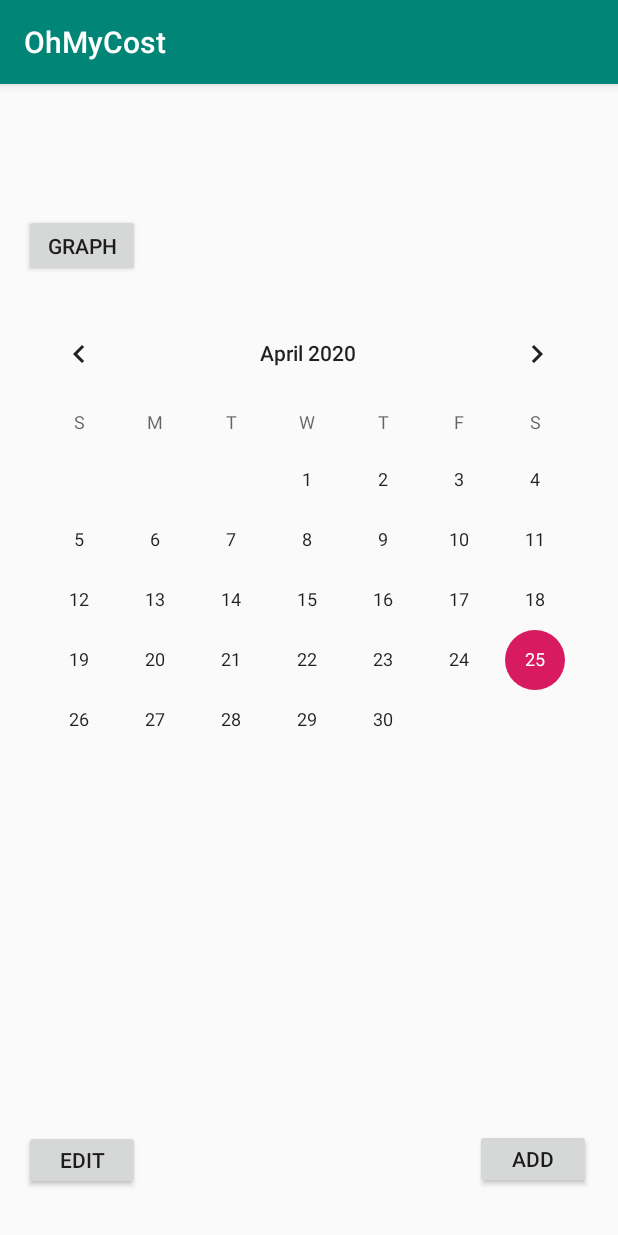
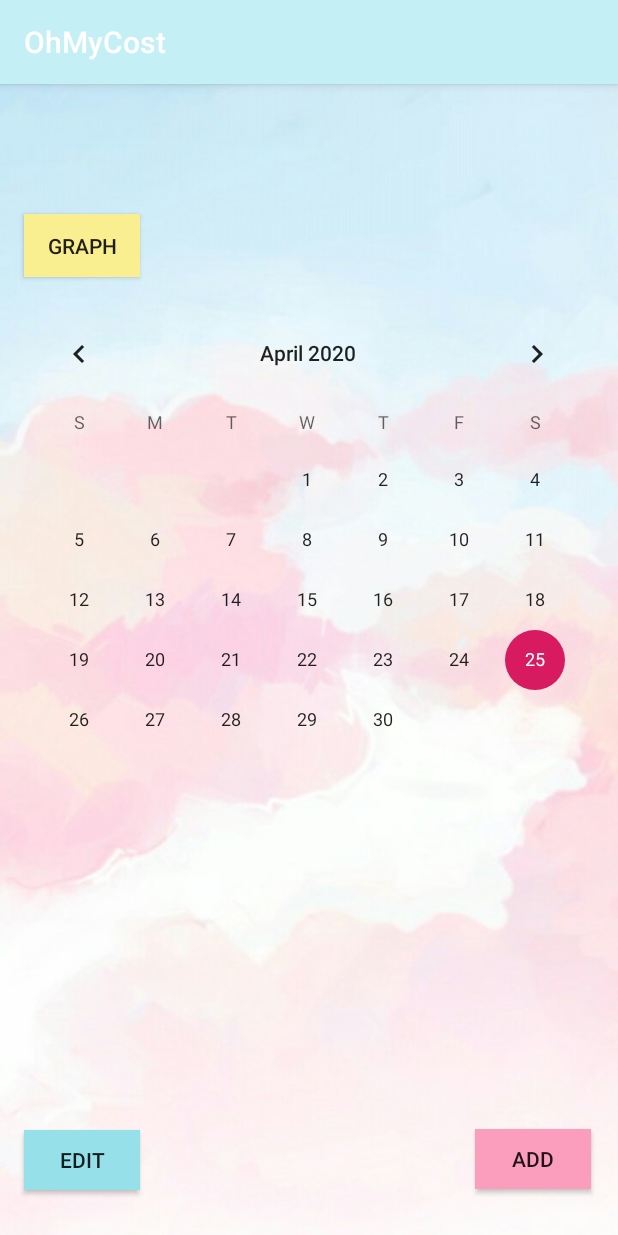
Before and after one commit to mymayy/OhMyCostProject, an Android app: the screen it shows after launch (MainActivity), on a phone screen of 412 x 824 dp. Run offline under Robolectric (Android 15) with nearby library versions, the phone set to English and light mode, and no system bars.

```diff
--- a/app/src/main/res/layout/activity_edit_pay.xml
+++ b/app/src/main/res/layout/activity_edit_pay.xml
@@ -4,6 +4,7 @@
     xmlns:tools="http://schemas.android.com/tools"
     android:layout_width="match_parent"
     android:layout_height="match_parent"
+    android:background="@drawable/bg8"
     tools:context=".EditPayActivity">
 
     <EditText
@@ -24,7 +25,7 @@
         android:id="@+id/btnDelete"
         android:layout_width="wrap_content"
         android:layout_height="wrap_content"
-        android:background="#DDA1B7"
+        android:background="#F6AFC9"
         android:text="DELETE"
         android:textSize="20dp"
         app:layout_constraintBottom_toBottomOf="parent"
@@ -38,7 +39,7 @@
         android:id="@+id/btnSave"
         android:layout_width="89dp"
         android:layout_height="49dp"
-        android:background="@color/colorAccent"
+        android:background="#F3A38A"
         android:text="SAVE"
         android:textSize="20sp"
         app:layout_constraintBottom_toBottomOf="parent"
--- a/app/src/main/res/layout/activity_main.xml
+++ b/app/src/main/res/layout/activity_main.xml
@@ -4,12 +4,14 @@
     xmlns:tools="http://schemas.android.com/tools"
     android:layout_width="match_parent"
     android:layout_height="match_parent"
+    android:background="@drawable/bg2"
     tools:context=".MainActivity">
 
     <Button
         android:id="@+id/Graph"
         android:layout_width="77dp"
         android:layout_height="42dp"
+        android:background="#FAEF90"
         android:text="Graph"
         app:layout_constraintBottom_toBottomOf="parent"
         app:layout_constraintEnd_toEndOf="parent"
@@ -22,6 +24,7 @@
         android:id="@+id/Add"
         android:layout_width="77dp"
         android:layout_height="40dp"
+        android:background="#FB9DBD"
         android:text="add"
         app:layout_constraintBottom_toBottomOf="parent"
         app:layout_constraintEnd_toEndOf="parent"
@@ -34,6 +37,7 @@
         android:id="@+id/btnView"
         android:layout_width="77dp"
         android:layout_height="40dp"
+        android:background="#96E0EA"
         android:text="edit"
         app:layout_constraintBottom_toBottomOf="parent"
         app:layout_constraintEnd_toStartOf="@+id/Add"
@@ -73,6 +77,7 @@
         android:id="@+id/calendarView"
         android:layout_width="396dp"
         android:layout_height="330dp"
+        android:background="#00EDCDD8"
         app:layout_constraintBottom_toBottomOf="parent"
         app:layout_constraintEnd_toEndOf="parent"
         app:layout_constraintHorizontal_bias="0.466"
@@ -84,6 +89,7 @@
         android:id="@+id/list"
         android:layout_width="wrap_content"
         android:layout_height="wrap_content"
+        android:lineSpacingExtra="10dp"
         android:textSize="18dp"
         app:fontFamily="sans-serif-condensed-light"
         app:layout_constraintBottom_toBottomOf="parent"
@@ -91,8 +97,7 @@
         app:layout_constraintHorizontal_bias="0.087"
         app:layout_constraintStart_toStartOf="parent"
         app:layout_constraintTop_toTopOf="parent"
-        app:layout_constraintVertical_bias="0.719"
-        android:lineSpacingExtra="10dp" />
+        app:layout_constraintVertical_bias="0.719" />
 
     <TextView
         android:id="@+id/total"
--- a/app/src/main/res/values/colors.xml
+++ b/app/src/main/res/values/colors.xml
@@ -1,6 +1,6 @@
 <?xml version="1.0" encoding="utf-8"?>
 <resources>
-    <color name="colorPrimary">#008577</color>
-    <color name="colorPrimaryDark">#00574B</color>
+    <color name="colorPrimary">#C4EFF4</color>
+    <color name="colorPrimaryDark">#F3B8CC</color>
     <color name="colorAccent">#D81B60</color>
 </resources>
```
Also changed, not shown: app/src/main/res/layout/activity_add.xml (+8 -5 lines), app/src/main/res/layout/activity_graph.xml (+7 -0 lines), app/src/main/res/layout/activity_list_pay.xml (+5 -5 lines), app/src/main/res/layout/activity_type.xml (+7 -3 lines), app/src/main/res/drawable/bg2.jpg (added), app/src/main/res/drawable/bg3.png (added), app/src/main/res/drawable/bg4.jpg (added), app/src/main/res/drawable/bg6.jpg (added), app/src/main/res/drawable/bg8.jpg (added).
